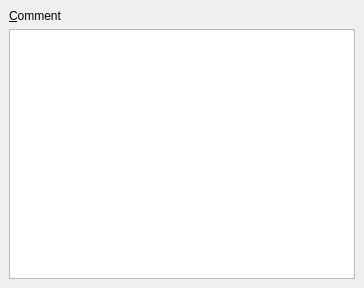
Above: cokoon/cokoon/themeeditor/edit_comment.ui from mathieujobin/kde-playground-artwork before the change. Below: the same form after it.
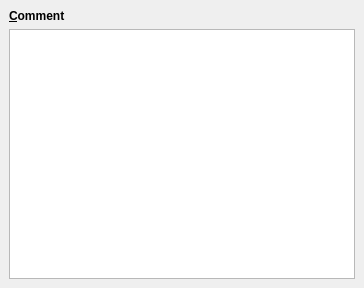
That is the form after the change.

```diff
--- a/cokoon/cokoon/themeeditor/edit_comment.ui
+++ b/cokoon/cokoon/themeeditor/edit_comment.ui
@@ -31,7 +31,7 @@
    <item row="0" column="0" >
     <widget class="QLabel" name="label" >
      <property name="text" >
-      <string>&amp;Comment</string>
+      <string>&lt;b>&amp;Comment&lt;/b></string>
      </property>
      <property name="buddy" >
       <cstring>comment</cstring>
```
Left out of the diff: 9 changed lines with no effect on the pictures.
